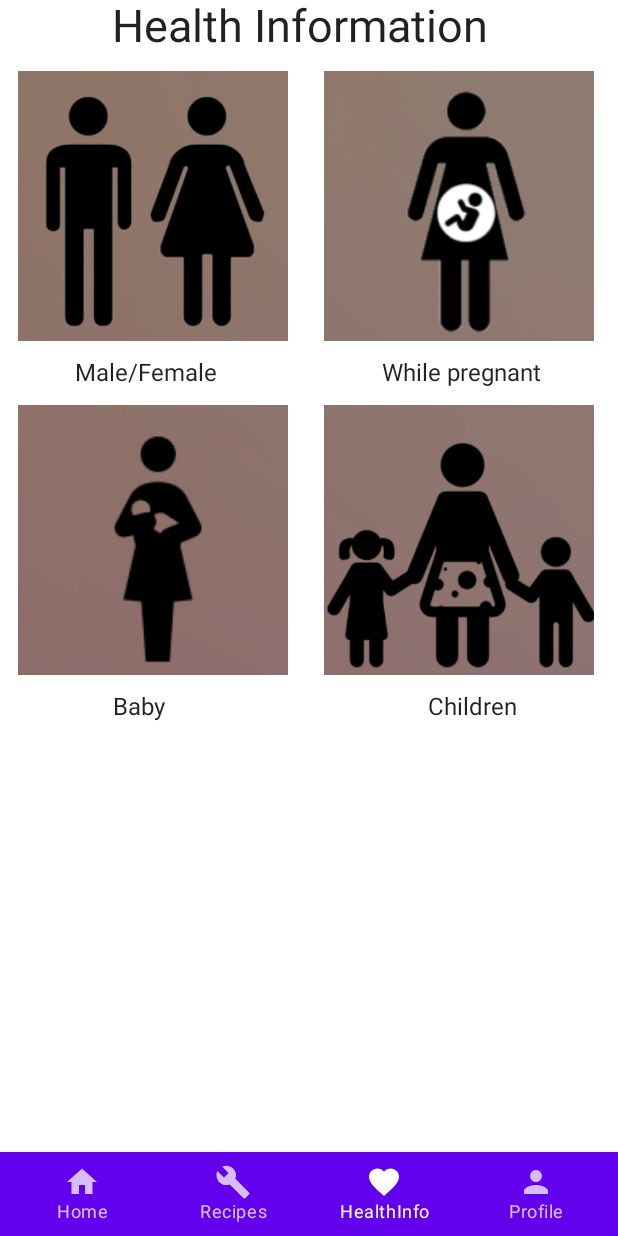
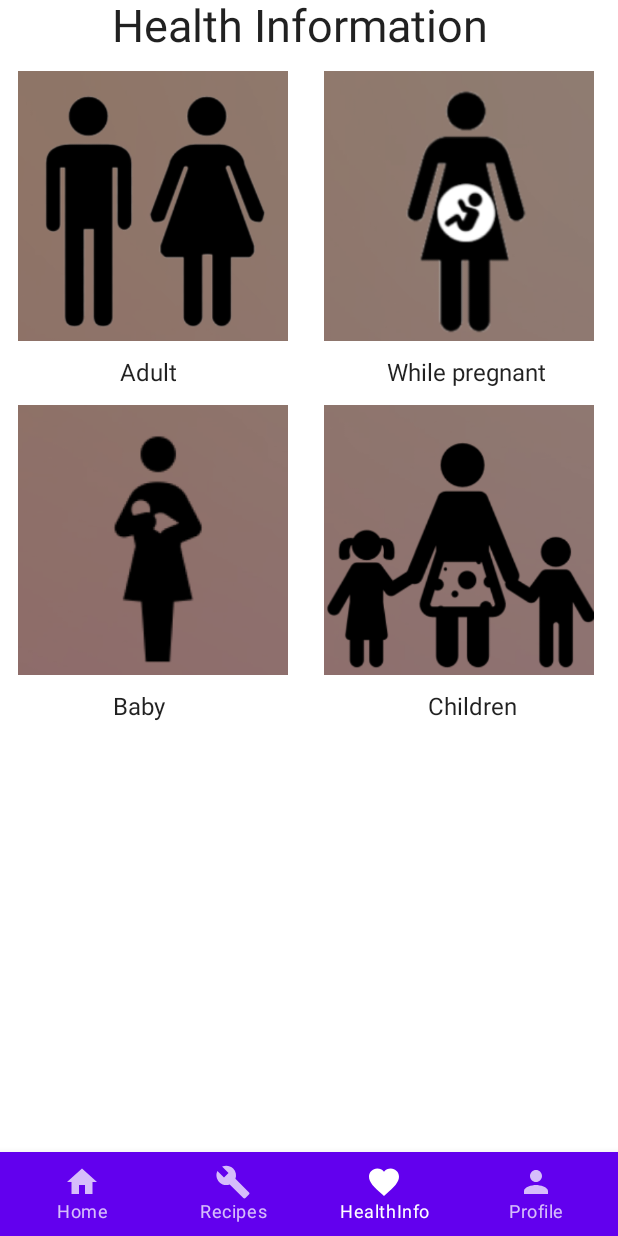
Before and after one commit to XIIIXIIXIXI/SundMadNepal, an Android app built with Jetpack Compose: the HealthInfoScreen screen opened through its navigation route, on a phone screen of 412 x 824 dp. Run offline under Robolectric (Android 15) with nearby library versions, the phone set to English and light mode, and no system bars; our stand-ins replace Dagger/Hilt's generated code.

Commit message:
Tilføjet hurtigt indhold til forside og rettet i HealthInfoScreen.kt

```diff
--- a/app/src/main/java/com/example/sundmadnepal/SundNepal/presentation/HealthInfoScreen.kt
+++ b/app/src/main/java/com/example/sundmadnepal/SundNepal/presentation/HealthInfoScreen.kt
@@ -61,8 +61,8 @@ private fun HealthScreenContent(){
         imageImport(image = R.drawable.pregnant)
     }
         Row(){
-            Text("Male/Female",modifier = Modifier
-                .absolutePadding(50.dp,0.dp,50.dp))
+            Text("Adult",modifier = Modifier
+                .absolutePadding(80.dp,0.dp,80.dp))
             Text("While pregnant",modifier = Modifier
                 .absolutePadding(60.dp))
         }
--- a/app/src/main/java/com/example/sundmadnepal/SundNepal/presentation/HomeScreen.kt
+++ b/app/src/main/java/com/example/sundmadnepal/SundNepal/presentation/HomeScreen.kt
@@ -1,6 +1,8 @@
 package com.example.sundmadnepal
 
 
+import androidx.compose.foundation.Image
+import androidx.compose.foundation.border
 import androidx.compose.foundation.layout.*
 
 import androidx.compose.material.*
@@ -12,20 +14,26 @@ import androidx.compose.material.icons.filled.Person
 import androidx.compose.runtime.Composable
 
 import androidx.compose.ui.Modifier
+import androidx.compose.ui.graphics.Color
 import androidx.compose.ui.graphics.vector.ImageVector
+import androidx.compose.ui.layout.ContentScale
+import androidx.compose.ui.res.painterResource
+import androidx.compose.ui.unit.dp
+import androidx.compose.ui.unit.sp
 
 import androidx.navigation.NavController
 
 @Composable
 fun HomeScreen(navController: NavController){
-
         HomeScreenScaffold(navController)
+    HomeScreenContent()
 }
 
 @Composable
 private fun HomeScreenScaffold(
     navController: NavController
 ) {
+
     Scaffold(
         bottomBar = {
             NepalToolBar(navController)
@@ -99,9 +107,25 @@ private fun RowScope.NepalToolButton(
 @Composable
 private fun HomeScreenContent(){
     Surface(
-        color = MaterialTheme.colors.background,
-        modifier = Modifier.fillMaxSize()
+        color = Color.Black,
+        //modifier = Modifier.fillMaxSize()
     ){
 
     }
+    Column {
+        Box(modifier = Modifier
+            .border(10.dp, Color.Black)){
+            Image(
+                painterResource(R.drawable.lasagna),
+                contentDescription = "Lasagna",
+                //contentScale = ContentScale.Crop,
+                modifier = Modifier
+                //.fillMaxWidth()
+                //.fillMaxHeight()
+            )
+
+        }
+        Text(text = "Recipe of the week: Lasagna", fontSize = 30.sp)
+        Text(text = "About:\n Lasagna originates from the city of Naples, Italy. \n The very first mention of lasagna is from the 14th-century.\n This recipe combines the lovely ingrediens of: garlic and tomato, to make the perfect lasagna")
+    }
 }
```
